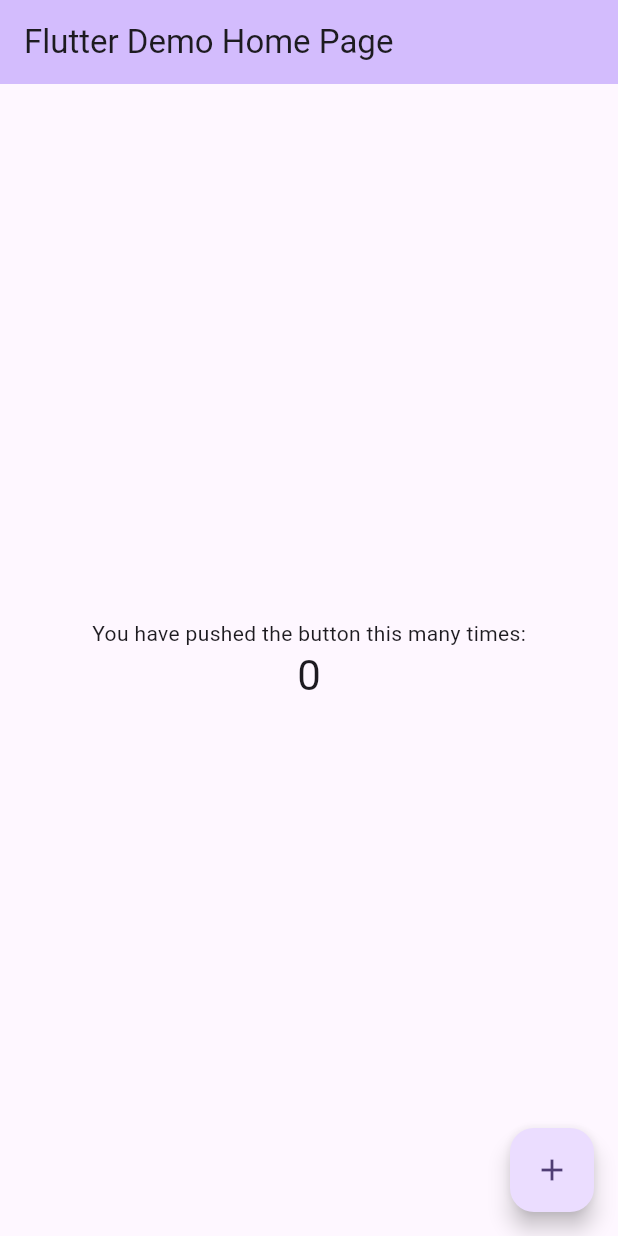
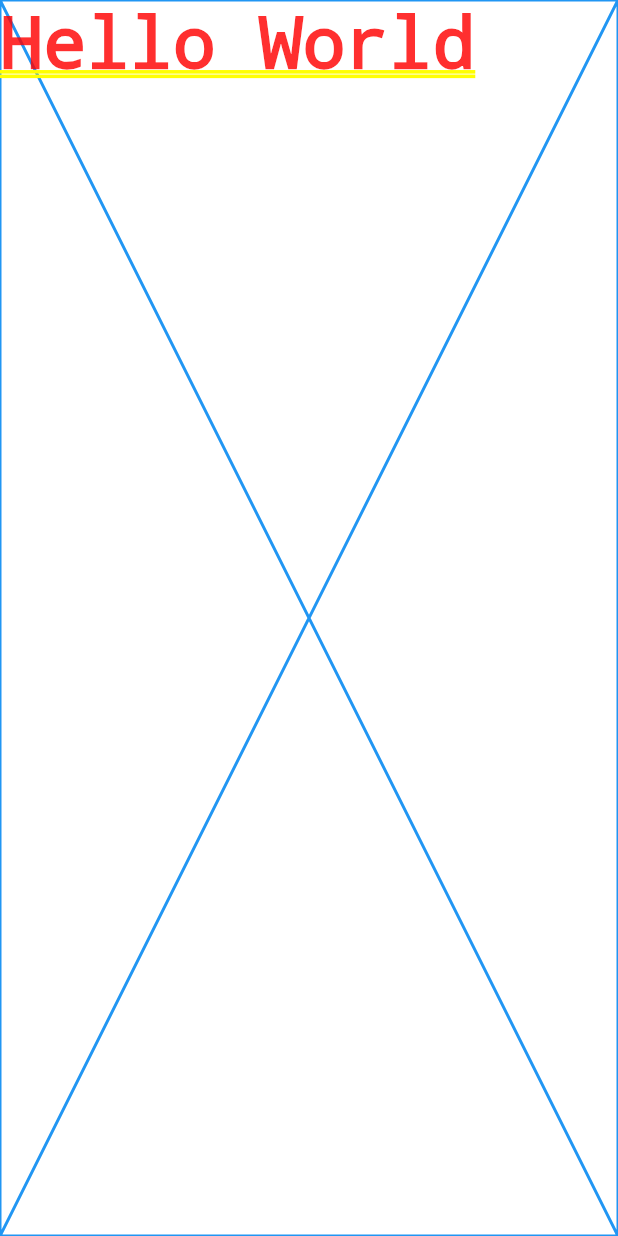
Before and after one commit to gmandroroshe/Body-BMI-calculator-App-using-Flutter, a Flutter app: the screen it shows after launch, on a phone screen of 412 x 824 dp. Run offline on Flutter 3.47's test engine with Material 3 defaults, Android fonts, the phone set to English and light mode, and no system bars.

```diff
--- a/BMI calculator/lib/main.dart
+++ b/BMI calculator/lib/main.dart
@@ -1,4 +1,5 @@
 import 'package:flutter/material.dart';
+import 'package:food/main_page.dart';
 
 void main() {
   runApp(const MyApp());
@@ -31,95 +32,7 @@ class MyApp extends StatelessWidget {
         colorScheme: ColorScheme.fromSeed(seedColor: Colors.deepPurple),
         useMaterial3: true,
       ),
-      home: const MyHomePage(title: 'Flutter Demo Home Page'),
+      home: const mainpage(),
     );
   }
 }
-
-class MyHomePage extends StatefulWidget {
-  const MyHomePage({super.key, required this.title});
-
-  // This widget is the home page of your application. It is stateful, meaning
-  // that it has a State object (defined below) that contains fields that affect
-  // how it looks.
-
-  // This class is the configuration for the state. It holds the values (in this
-  // case the title) provided by the parent (in this case the App widget) and
-  // used by the build method of the State. Fields in a Widget subclass are
-  // always marked "final".
-
-  final String title;
-
-  @override
-  State<MyHomePage> createState() => _MyHomePageState();
-}
-
-class _MyHomePageState extends State<MyHomePage> {
-  int _counter = 0;
-
-  void _incrementCounter() {
-    setState(() {
-      // This call to setState tells the Flutter framework that something has
-      // changed in this State, which causes it to rerun the build method below
-      // so that the display can reflect the updated values. If we changed
-      // _counter without calling setState(), then the build method would not be
-      // called again, and so nothing would appear to happen.
-      _counter++;
-    });
-  }
-
-  @override
-  Widget build(BuildContext context) {
-    // This method is rerun every time setState is called, for instance as done
-    // by the _incrementCounter method above.
-    //
-    // The Flutter framework has been optimized to make rerunning build methods
-    // fast, so that you can just rebuild anything that needs updating rather
-    // than having to individually change instances of widgets.
-    return Scaffold(
-      appBar: AppBar(
-        // TRY THIS: Try changing the color here to a specific color (to
-        // Colors.amber, perhaps?) and trigger a hot reload to see the AppBar
-        // change color while the other colors stay the same.
-        backgroundColor: Theme.of(context).colorScheme.inversePrimary,
-        // Here we take the value from the MyHomePage object that was created by
-        // the App.build method, and use it to set our appbar title.
-        title: Text(widget.title),
-      ),
-      body: Center(
-        // Center is a layout widget. It takes a single child and positions it
-        // in the middle of the parent.
-        child: Column(
-          // Column is also a layout widget. It takes a list of children and
-          // arranges them vertically. By default, it sizes itself to fit its
-          // children horizontally, and tries to be as tall as its parent.
-          //
-          // Column has various properties to control how it sizes itself and
-          // how it positions its children. Here we use mainAxisAlignment to
-          // center the children vertically; the main axis here is the vertical
-          // axis because Columns are vertical (the cross axis would be
-          // horizontal).
-          //
-          // TRY THIS: Invoke "debug painting" (choose the "Toggle Debug Paint"
-          // action in the IDE, or press "p" in the console), to see the
-          // wireframe for each widget.
-          mainAxisAlignment: MainAxisAlignment.center,
-          children: <Widget>[
-            const Text(
-              'You have pushed the button this many times:',
-            ),
-            Text(
-              '$_counter',
-              style: Theme.of(context).textTheme.headlineMedium,
-            ),
-          ],
-        ),
-      ),
-      floatingActionButton: FloatingActionButton(
-        onPressed: _incrementCounter,
-        tooltip: 'Increment',
-        child: const Icon(Icons.add),
-      ), // This trailing comma makes auto-formatting nicer for build methods.
-    );
-  }
-}
--- /dev/null
+++ b/BMI calculator/lib/main_page.dart
@@ -0,0 +1,19 @@
+import 'package:flutter/foundation.dart';
+import 'package:flutter/material.dart';
+
+class mainpage extends StatefulWidget {
+  const mainpage({super.key});
+
+  @override
+  State<mainpage> createState() => _mainpageState();
+}
+
+class _mainpageState extends State<mainpage> {
+  @override
+  Widget build(BuildContext context) {
+    return const Placeholder(
+      color: Colors.blue,
+      child: Text("Hello World"),
+    );
+  }
+}
```
